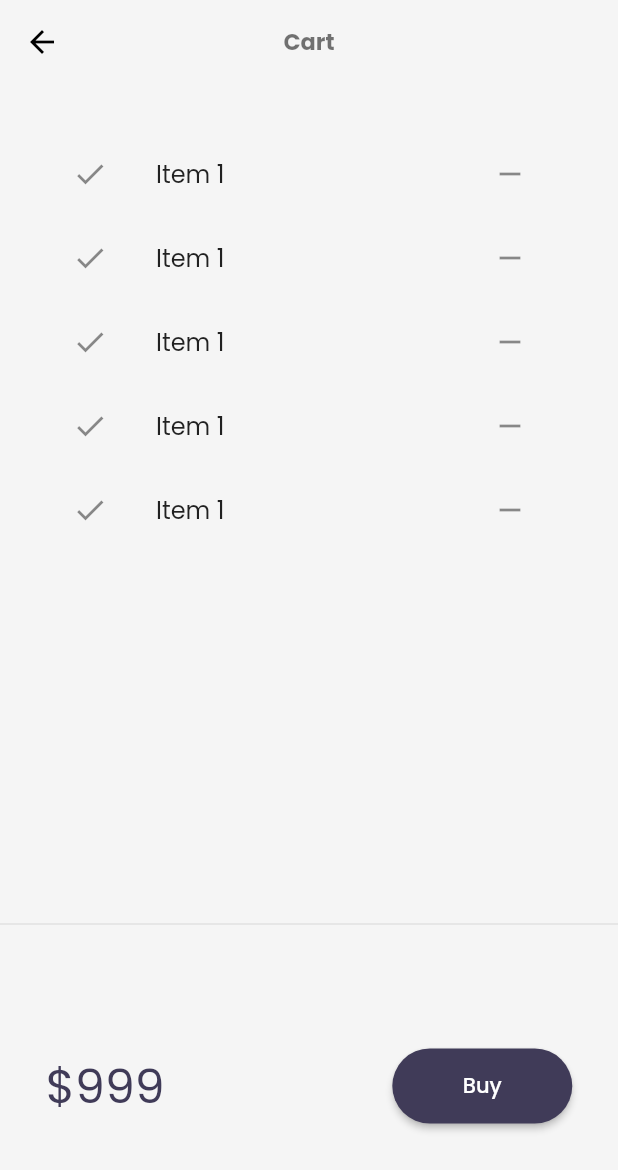
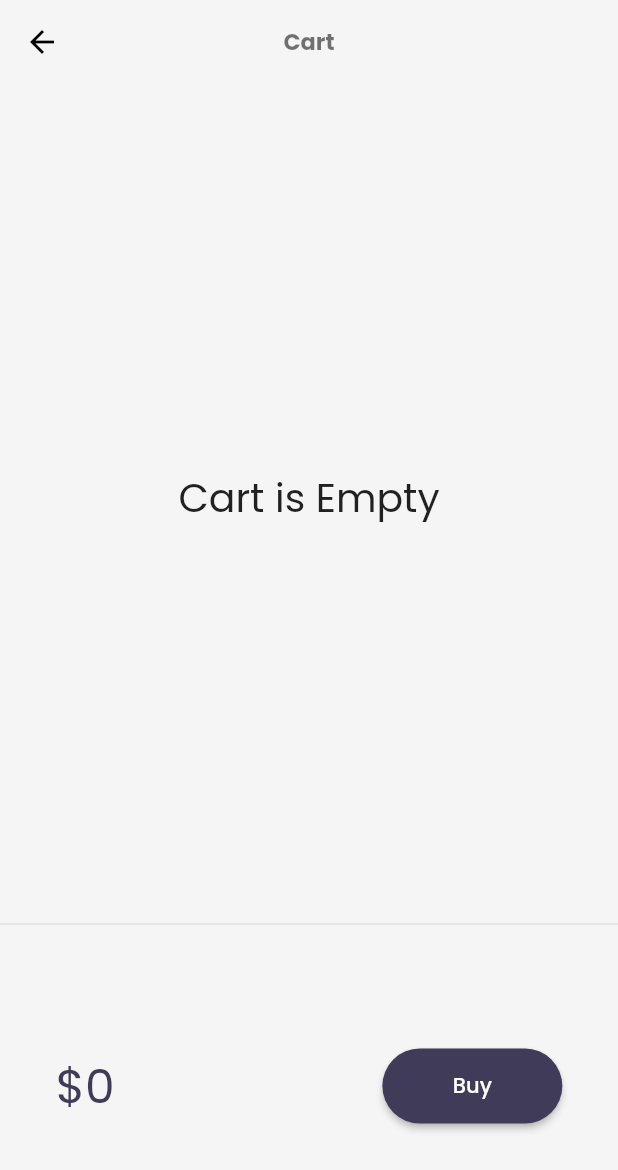
Before and after one commit to Debrup-commits/Catalog-App, a Flutter app: the CartPage screen opened by its route, on a phone screen of 412 x 824 dp. Shown: the top 1170 px of the screen. Run offline on Flutter 3.47's test engine with Material 2 defaults, Android fonts, the phone set to English and light mode, and no system bars; drawn by our look-alikes of velocity_x; our stand-ins replace google_fonts; network calls fail.

Commit message:
Vx State management initalised

```diff
--- /dev/null
+++ b/lib/core/store.dart
@@ -0,0 +1,14 @@
+import 'package:catalog_app/models/cart.dart';
+import 'package:catalog_app/models/catalog.dart';
+import 'package:velocity_x/velocity_x.dart';
+
+class MyStore extends VxStore{
+  late CatalogModel catalog;
+  late CartModel cart;
+
+  MyStore(){
+    catalog=CatalogModel();
+    cart=CartModel();
+    cart.catalog=catalog;
+  }
+}
--- /dev/null
+++ b/lib/models/cart.dart
@@ -0,0 +1,33 @@
+import 'package:catalog_app/models/catalog.dart';
+
+class CartModel{
+
+  //catalog field
+  late CatalogModel _catalog;
+
+  //collection of IDs
+  final List<int> _itemIds=[];
+
+  CatalogModel get catalog=>_catalog;
+
+  set catalog(CatalogModel newCatalog){
+    assert(newCatalog!=null);
+    _catalog=newCatalog;
+  }
+
+  //get items in the cart
+  List<Item> get items=>_itemIds.map((id) => _catalog.getById(id)).toList();
+
+  //get Total Price
+  num get totalprice=>items.fold(0, (total, current)=>total+current.price);
+
+  //add Item
+  void add(Item item){
+    _itemIds.add(item.id);
+  }
+
+  //remove Item
+  void remove(Item item){
+    _itemIds.remove(item.id);
+  }
+}
--- a/lib/models/catalog.dart
+++ b/lib/models/catalog.dart
@@ -34,8 +34,8 @@ class CatalogModel{
   static List<Item> items=[];
 
   //get item by ID
-  static Item getById(int id)=>
+  Item getById(int id)=>
     items.firstWhere((element) => element.id==id, orElse: null);
 
-  static Item getByPosition(int pos) => items[pos];
+  Item getByPosition(int pos) => items[pos];
 }
--- a/lib/pages/cart_page.dart
+++ b/lib/pages/cart_page.dart
@@ -1,3 +1,4 @@
+import 'package:catalog_app/models/cart.dart';
 import 'package:catalog_app/widgets/themes.dart';
 import 'package:flutter/material.dart';
 import "package:velocity_x/velocity_x.dart";
@@ -30,15 +31,22 @@ class _CartTotal extends StatelessWidget {
 
   @override
   Widget build(BuildContext context) {
+    final _Cart=CartModel();
+
     return SizedBox(
       height: 200,
       child: Row(
         mainAxisAlignment: MainAxisAlignment.spaceAround,
         children: [
-          "\$999".text.xl4.color(context.theme.accentColor).make(),
+          "\$${_Cart.totalprice}".text.xl4.color(context.theme.accentColor).make(),
           30.widthBox,
           ElevatedButton(
-            onPressed: (){},
+            onPressed: (){
+              ScaffoldMessenger.of(context).showSnackBar(
+                SnackBar(
+                  content: "Buying not supported yet.".text.make()
+                ));
+            },
 
             style: ButtonStyle(
               backgroundColor: MaterialStateProperty.all(context.theme.buttonColor),
@@ -53,25 +61,22 @@ class _CartTotal extends StatelessWidget {
   }
 }
 
-class CartList extends StatefulWidget {
-  const CartList({Key? key}) : super(key: key);
+class CartList extends StatelessWidget {
+  final _Cart=CartModel();
 
   @override
-  State<CartList> createState() => _CartListState();
-}
-
-class _CartListState extends State<CartList> {
-  @override
   Widget build(BuildContext context) {
-    return ListView.builder(
-      itemCount: 5,
+    return _Cart.items.isEmpty ? "Cart is Empty".text.xl3.makeCentered() : ListView.builder(
+      itemCount: _Cart.items.length,
       itemBuilder: (context, index) => ListTile(
         leading: Icon(Icons.done),
         trailing: IconButton(
           icon: Icon(Icons.remove),
-          onPressed: (){},
+          onPressed: (){
+            _Cart.remove(_Cart.items[index]);
+          },
         ),
-        title: "Item 1".text.make(),
+        title: _Cart.items[index].name.text.make(),
       ),
     );
   }
--- a/lib/pages/home_page.dart
+++ b/lib/pages/home_page.dart
@@ -1,7 +1,6 @@
 import 'dart:convert';
 
 import 'package:catalog_app/utils/routes.dart';
-import 'package:catalog_app/widgets/themes.dart';
 import 'package:flutter/cupertino.dart';
 import "package:flutter/material.dart";
 import 'package:flutter/services.dart';
--- /dev/null
+++ b/lib/widgets/home_widgets/add_to_cart.dart
@@ -0,0 +1,39 @@
+import 'package:catalog_app/models/cart.dart';
+import 'package:catalog_app/models/catalog.dart';
+import 'package:flutter/cupertino.dart';
+import 'package:flutter/material.dart';
+import 'package:velocity_x/velocity_x.dart';
+
+class AddToCart extends StatelessWidget {
+  final Item catalog;
+
+  AddToCart({
+    Key? key, required this.catalog,
+  }) : super(key: key);
+
+  final _cart=CartModel();
+
+  @override
+  Widget build(BuildContext context) {
+    bool isInCart=_cart.items.contains(catalog);
+
+    return ElevatedButton(
+      onPressed: (){
+        if(!isInCart){
+          isInCart=isInCart.toggle();
+          final _catalog=CatalogModel();
+
+          _cart.catalog=_catalog;
+          _cart.add(catalog);
+        }
+      },
+
+      style: ButtonStyle(
+        backgroundColor: MaterialStateProperty.all(context.theme.buttonColor),
+        shape: MaterialStateProperty.all(StadiumBorder()),
+      ),
+
+      child: isInCart? Icon(Icons.done) : Icon(CupertinoIcons.cart_badge_plus)
+    );
+  }
+}
```
Also changed, not shown: lib/main.dart (+7 -2 lines), lib/pages/home_detail_page.dart (+2 -11 lines), lib/widgets/home_widgets/home_widgets.dart (+4 -11 lines).
